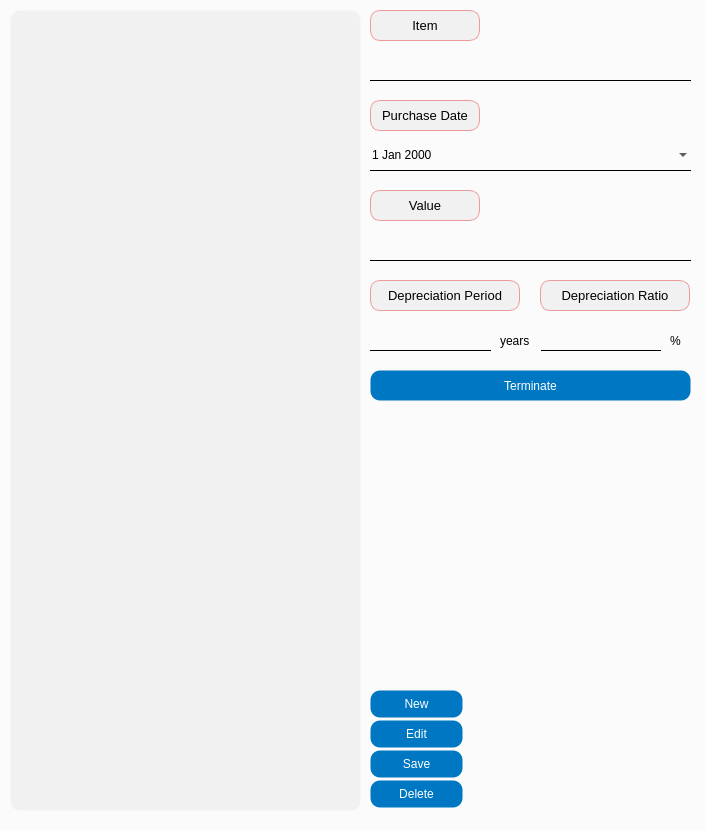
DY-Microfinance-Customer-Management/dymf-algorithm, file app/src/pages/settings/fixed_asset.ui: the form before one commit.
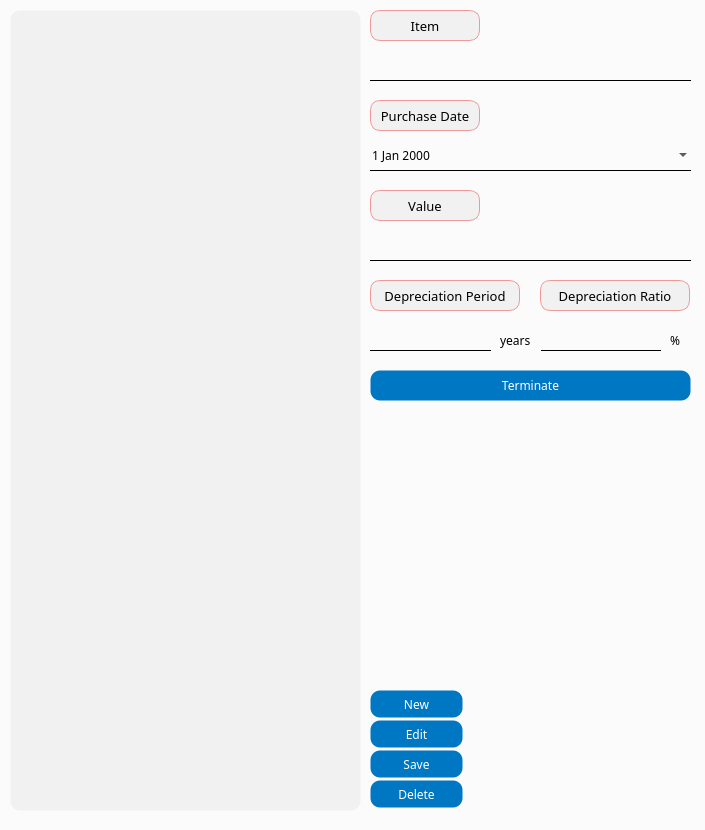
The form after the commit.

What changed in the file:
```diff
--- a/app/src/pages/settings/fixed_asset.ui
+++ b/app/src/pages/settings/fixed_asset.ui
@@ -69,6 +69,11 @@
       <height>28</height>
      </rect>
     </property>
+    <property name="font">
+     <font>
+      <family>Arial Black</family>
+     </font>
+    </property>
     <property name="text">
      <string>New</string>
     </property>
@@ -82,6 +87,11 @@
       <height>28</height>
      </rect>
     </property>
+    <property name="font">
+     <font>
+      <family>Arial Black</family>
+     </font>
+    </property>
     <property name="text">
      <string>Save</string>
     </property>
@@ -95,6 +105,11 @@
       <height>28</height>
      </rect>
     </property>
+    <property name="font">
+     <font>
+      <family>Arial Black</family>
+     </font>
+    </property>
     <property name="text">
      <string>Edit</string>
     </property>
@@ -108,6 +123,11 @@
       <height>28</height>
      </rect>
     </property>
+    <property name="font">
+     <font>
+      <family>Arial Black</family>
+     </font>
+    </property>
     <property name="text">
      <string>Delete</string>
     </property>
@@ -199,6 +219,11 @@
       <height>31</height>
      </rect>
     </property>
+    <property name="font">
+     <font>
+      <family>Arial Black</family>
+     </font>
+    </property>
     <property name="styleSheet">
      <string notr="true">QDateEdit {
 	border: none;
@@ -228,6 +253,11 @@
       <height>31</height>
      </rect>
     </property>
+    <property name="font">
+     <font>
+      <family>Arial Black</family>
+     </font>
+    </property>
     <property name="text">
      <string>Terminate</string>
     </property>
@@ -267,6 +297,11 @@
       <height>21</height>
      </rect>
     </property>
+    <property name="font">
+     <font>
+      <family>Arial Black</family>
+     </font>
+    </property>
     <property name="text">
      <string>%</string>
     </property>
@@ -280,6 +315,11 @@
       <height>21</height>
      </rect>
     </property>
+    <property name="font">
+     <font>
+      <family>Arial Black</family>
+     </font>
+    </property>
     <property name="text">
      <string>years</string>
     </property>
@@ -307,6 +347,7 @@
     </property>
     <property name="font">
      <font>
+      <family>Arial Black</family>
       <pointsize>10</pointsize>
      </font>
     </property>
@@ -348,6 +389,7 @@
     </property>
     <property name="font">
      <font>
+      <family>Arial Black</family>
       <pointsize>10</pointsize>
      </font>
     </property>
@@ -389,6 +431,7 @@
     </property>
     <property name="font">
      <font>
+      <family>Arial Black</family>
       <pointsize>10</pointsize>
      </font>
     </property>
@@ -430,6 +473,7 @@
     </property>
     <property name="font">
      <font>
+      <family>Arial Black</family>
       <pointsize>10</pointsize>
      </font>
     </property>
@@ -471,6 +515,7 @@
     </property>
     <property name="font">
      <font>
+      <family>Arial Black</family>
       <pointsize>10</pointsize>
      </font>
     </property>
```
Left out of the diff: 38 changed lines with no effect on the pictures.
